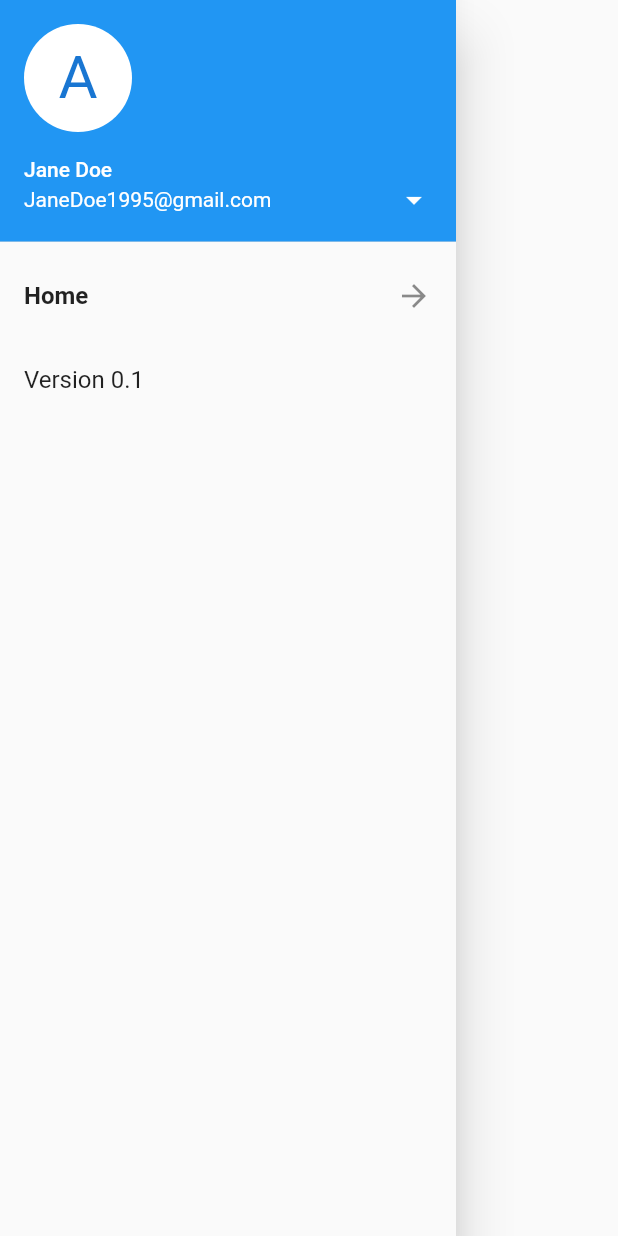
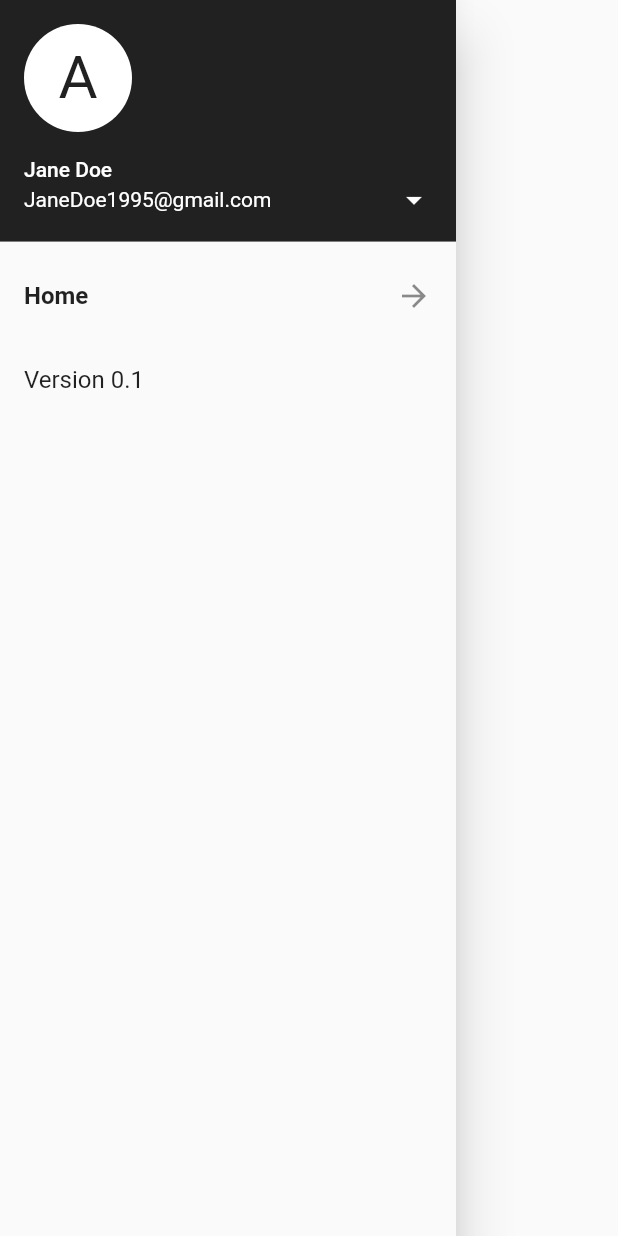
Before and after one commit to Daanvdjagt/FitAiMobile, a Flutter app: the Navbar widget shown alone on an empty page, opened directly, on a phone screen of 412 x 824 dp. Run offline on Flutter 3.47's test engine with Material 2 defaults, Android fonts, the phone set to English and light mode, and no system bars; our stand-ins replace font_awesome_flutter, splashscreen; network calls fail.

Commit message:
refactor: change drawer to follow app colors

```diff
--- a/lib/app/widgets/navbar.dart
+++ b/lib/app/widgets/navbar.dart
@@ -12,12 +12,15 @@ class Navbar extends StatelessWidget {
   Widget build(BuildContext context) {
     var currentDrawer = Provider.of<DrawerStateInfo>(context).getCurrentDrawer;
     return Drawer(
+
       child: ListView(
         children: <Widget>[
           UserAccountsDrawerHeader(
+            decoration: BoxDecoration(color: Colors.grey.shade900),
               accountName: Text("Jane Doe"),
               accountEmail: Text("JaneDoe1995@gmail.com"),
               currentAccountPicture: CircleAvatar(
+                foregroundColor: Colors.grey.shade900,
                 backgroundColor: Colors.white,
                 child: Text(
                   "A",
```
Also changed, not shown: lib/app/screens/daily.dart (added, +26 -0 lines).
